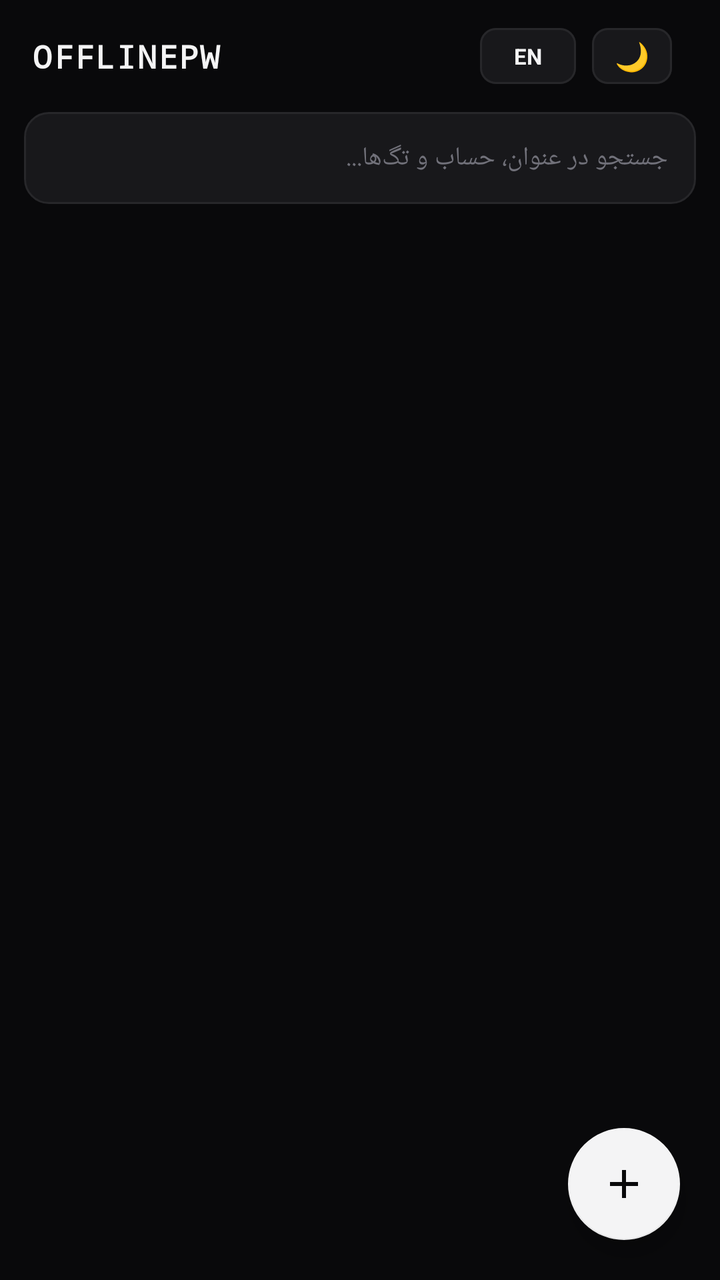
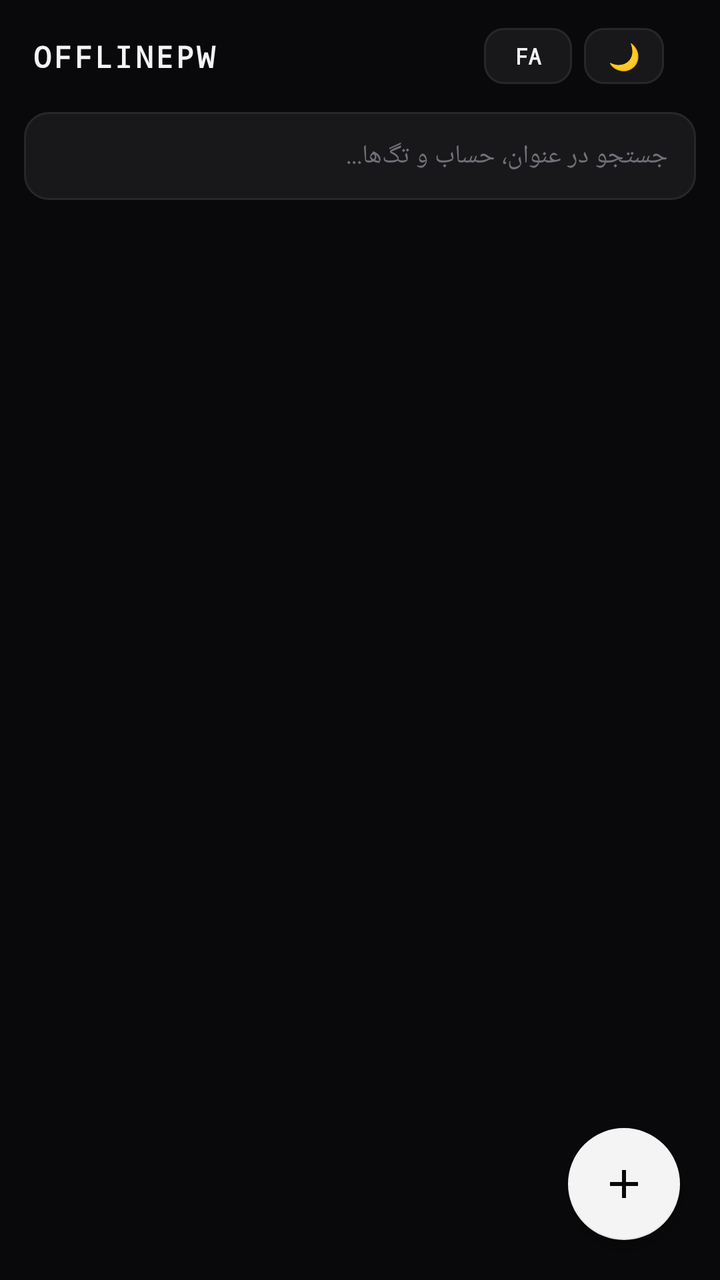

Compare the two renders of this Android layout. The source of the first and the diff that turns it into the second are given below.
<!-- AndroidManifest.xml: application theme Theme.Material3.Dark.NoActionBar -->
<!-- res/layout/activity_main.xml -->
<?xml version="1.0" encoding="utf-8"?>
<androidx.coordinatorlayout.widget.CoordinatorLayout
    xmlns:android="http://schemas.android.com/apk/res/android"
    xmlns:app="http://schemas.android.com/apk/res-auto"
    android:id="@+id/mainRootLayout"
    android:layout_width="match_parent"
    android:layout_height="match_parent"
    android:background="#09090B">

    <com.google.android.material.appbar.AppBarLayout
        android:id="@+id/appBarLayout"
        android:layout_width="match_parent"
        android:layout_height="wrap_content"
        android:background="#09090B"
        app:elevation="0dp">

        
        <androidx.appcompat.widget.Toolbar
            android:id="@+id/toolbar"
            android:layout_width="match_parent"
            android:layout_height="?attr/actionBarSize"
            android:paddingHorizontal="8dp">

            <androidx.constraintlayout.widget.ConstraintLayout
                android:layout_width="match_parent"
                android:layout_height="match_parent">

                
                <TextView
                    android:id="@+id/tvAppTitle"
                    android:layout_width="wrap_content"
                    android:layout_height="wrap_content"
                    android:text="OFFLINEPW"
                    android:textColor="#F4F4F5"
                    android:textStyle="bold"
                    android:letterSpacing="0.05"
                    android:fontFamily="monospace"
                    android:textSize="16sp"
                    app:layout_constraintStart_toStartOf="parent"
                    app:layout_constraintTop_toTopOf="parent"
                    app:layout_constraintBottom_toBottomOf="parent" />

                
                <com.google.android.material.button.MaterialButton
                    android:id="@+id/btnLanguage"
                    style="@style/Widget.Material3.Button.TonalButton"
                    android:layout_width="48dp"
                    android:layout_height="36dp"
                    android:padding="0dp"
                    android:text="EN"
                    android:textSize="11sp"
                    android:textStyle="bold"
                    android:textColor="#F4F4F5"
                    app:backgroundTint="#18181B"
                    app:strokeColor="#27272A"
                    app:strokeWidth="1dp"
                    app:cornerRadius="8dp"
                    android:layout_marginEnd="8dp"
                    app:layout_constraintEnd_toStartOf="@id/btnThemeToggle"
                    app:layout_constraintTop_toTopOf="parent"
                    app:layout_constraintBottom_toBottomOf="parent" />

                
                <com.google.android.material.button.MaterialButton
                    android:id="@+id/btnThemeToggle"
                    style="@style/Widget.Material3.Button.TonalButton"
                    android:layout_width="40dp"
                    android:layout_height="36dp"
                    android:padding="0dp"
                    android:text="🌙"
                    android:textSize="14sp"
                    android:textColor="#F4F4F5"
                    app:backgroundTint="#18181B"
                    app:strokeColor="#27272A"
                    app:strokeWidth="1dp"
                    app:cornerRadius="8dp"
                    android:layout_marginEnd="8dp"
                    app:layout_constraintEnd_toEndOf="parent"
                    app:layout_constraintTop_toTopOf="parent"
                    app:layout_constraintBottom_toBottomOf="parent" />

            </androidx.constraintlayout.widget.ConstraintLayout>
        </androidx.appcompat.widget.Toolbar>

        <EditText
            android:id="@+id/etSearch"
            android:layout_width="match_parent"
            android:layout_height="46dp"
            android:layout_marginHorizontal="12dp"
            android:layout_marginBottom="10dp"
            android:hint="جستجو در عنوان، حساب و تگ‌ها..."
            android:textColorHint="#71717A"
            android:textColor="#F4F4F5"
            android:textSize="13sp"
            android:paddingHorizontal="14dp"
            android:background="@drawable/bg_search_input" />
    </com.google.android.material.appbar.AppBarLayout>

    <androidx.recyclerview.widget.RecyclerView
        android:id="@+id/rvVault"
        android:layout_width="match_parent"
        android:layout_height="match_parent"
        android:clipToPadding="false"
        android:paddingTop="6dp"
        android:paddingBottom="90dp"
        app:layout_behavior="@string/appbar_scrolling_view_behavior" />

    <com.google.android.material.floatingactionbutton.FloatingActionButton
        android:id="@+id/fabAdd"
        android:layout_width="wrap_content"
        android:layout_height="wrap_content"
        android:layout_gravity="bottom|end"
        android:layout_margin="20dp"
        android:src="@drawable/ic_add"
        app:backgroundTint="#F4F4F5"
        app:tint="#09090B"
        app:elevation="6dp" />

</androidx.coordinatorlayout.widget.CoordinatorLayout>
<!-- resources referenced by this layout -->
<resources>
  <!-- drawable bg_search_input (drawable) -->
  <?xml version="1.0" encoding="utf-8"?>
  <shape xmlns:android="http://schemas.android.com/apk/res/android">
      <solid android:color="#18181B" />
      <stroke android:width="1dp" android:color="#27272A" />
      <corners android:radius="12dp" />
  </shape>
  <!-- drawable ic_add (drawable) -->
  <vector xmlns:android="http://schemas.android.com/apk/res/android"
      android:width="24dp"
      android:height="24dp"
      android:viewportWidth="24"
      android:viewportHeight="24">
    <path
        android:fillColor="#09090B"
        android:pathData="M19,13h-6v6h-2v-6H5v-2h6V5h2v6h6v2z"/>
  </vector>
  <style name="Theme.Material3.Dark.NoActionBar" parent="Theme.MaterialComponents.DayNight.NoActionBar">
          <item name="android:statusBarColor">#09090B</item>
          <item name="android:windowBackground">#09090B</item>
      </style>
</resources>

<!-- the commit's change to res/layout/activity_main.xml (unified diff, before → after) -->
@@ -14,12 +14,11 @@
         android:background="#09090B"
         app:elevation="0dp">
 
-        
         <androidx.appcompat.widget.Toolbar
             android:id="@+id/toolbar"
             android:layout_width="match_parent"
-            android:layout_height="?attr/actionBarSize"
-            android:paddingHorizontal="8dp">
+            android:layout_height="56dp"
+            android:paddingHorizontal="14dp">
 
             <androidx.constraintlayout.widget.ConstraintLayout
                 android:layout_width="match_parent"
@@ -33,51 +32,58 @@
                     android:text="OFFLINEPW"
                     android:textColor="#F4F4F5"
                     android:textStyle="bold"
-                    android:letterSpacing="0.05"
+                    android:letterSpacing="0.08"
                     android:fontFamily="monospace"
-                    android:textSize="16sp"
+                    android:textSize="15sp"
                     app:layout_constraintStart_toStartOf="parent"
                     app:layout_constraintTop_toTopOf="parent"
                     app:layout_constraintBottom_toBottomOf="parent" />
 
                 
-                <com.google.android.material.button.MaterialButton
-                    android:id="@+id/btnLanguage"
-                    style="@style/Widget.Material3.Button.TonalButton"
-                    android:layout_width="48dp"
-                    android:layout_height="36dp"
-                    android:padding="0dp"
-                    android:text="EN"
-                    android:textSize="11sp"
-                    android:textStyle="bold"
-                    android:textColor="#F4F4F5"
-                    app:backgroundTint="#18181B"
-                    app:strokeColor="#27272A"
-                    app:strokeWidth="1dp"
-                    app:cornerRadius="8dp"
-                    android:layout_marginEnd="8dp"
-                    app:layout_constraintEnd_toStartOf="@id/btnThemeToggle"
-                    app:layout_constraintTop_toTopOf="parent"
-                    app:layout_constraintBottom_toBottomOf="parent" />
-
-                
-                <com.google.android.material.button.MaterialButton
-                    android:id="@+id/btnThemeToggle"
-                    style="@style/Widget.Material3.Button.TonalButton"
-                    android:layout_width="40dp"
-                    android:layout_height="36dp"
-                    android:padding="0dp"
-                    android:text="🌙"
-                    android:textSize="14sp"
-                    android:textColor="#F4F4F5"
-                    app:backgroundTint="#18181B"
-                    app:strokeColor="#27272A"
-                    app:strokeWidth="1dp"
-                    app:cornerRadius="8dp"
-                    android:layout_marginEnd="8dp"
+                <LinearLayout
+                    android:layout_width="wrap_content"
+                    android:layout_height="wrap_content"
+                    android:orientation="horizontal"
+                    android:gravity="center_vertical"
                     app:layout_constraintEnd_toEndOf="parent"
                     app:layout_constraintTop_toTopOf="parent"
-                    app:layout_constraintBottom_toBottomOf="parent" />
+                    app:layout_constraintBottom_toBottomOf="parent">
+
+                    
+                    <com.google.android.material.button.MaterialButton
+                        android:id="@+id/btnLanguage"
+                        style="@style/Widget.Material3.Button.TonalButton"
+                        android:layout_width="wrap_content"
+                        android:layout_height="36dp"
+                        android:minWidth="44dp"
+                        android:paddingHorizontal="10dp"
+                        android:paddingVertical="0dp"
+                        android:text="FA"
+                        android:textSize="11sp"
+                        android:textStyle="bold"
+                        android:fontFamily="monospace"
+                        android:textColor="#F4F4F5"
+                        app:backgroundTint="#18181B"
+                        app:strokeColor="#27272A"
+                        app:strokeWidth="1dp"
+                        app:cornerRadius="10dp"
+                        android:layout_marginEnd="6dp" />
+
+                    
+                    <com.google.android.material.button.MaterialButton
+                        android:id="@+id/btnThemeToggle"
+                        style="@style/Widget.Material3.Button.TonalButton"
+                        android:layout_width="40dp"
+                        android:layout_height="36dp"
+                        android:padding="0dp"
+                        android:text="🌙"
+                        android:textSize="13sp"
+                        android:textColor="#F4F4F5"
+                        app:backgroundTint="#18181B"
+                        app:strokeColor="#27272A"
+                        app:strokeWidth="1dp"
+                        app:cornerRadius="10dp" />
+                </LinearLayout>
 
             </androidx.constraintlayout.widget.ConstraintLayout>
         </androidx.appcompat.widget.Toolbar>
@@ -85,7 +91,7 @@
         <EditText
             android:id="@+id/etSearch"
             android:layout_width="match_parent"
-            android:layout_height="46dp"
+            android:layout_height="44dp"
             android:layout_marginHorizontal="12dp"
             android:layout_marginBottom="10dp"
             android:hint="جستجو در عنوان، حساب و تگ‌ها..."
@@ -101,7 +107,7 @@
         android:layout_width="match_parent"
         android:layout_height="match_parent"
         android:clipToPadding="false"
-        android:paddingTop="6dp"
+        android:paddingTop="4dp"
         android:paddingBottom="90dp"
         app:layout_behavior="@string/appbar_scrolling_view_behavior" />
 
@@ -114,6 +120,6 @@
         android:src="@drawable/ic_add"
         app:backgroundTint="#F4F4F5"
         app:tint="#09090B"
-        app:elevation="6dp" />
+        app:elevation="4dp" />
 
 </androidx.coordinatorlayout.widget.CoordinatorLayout>
